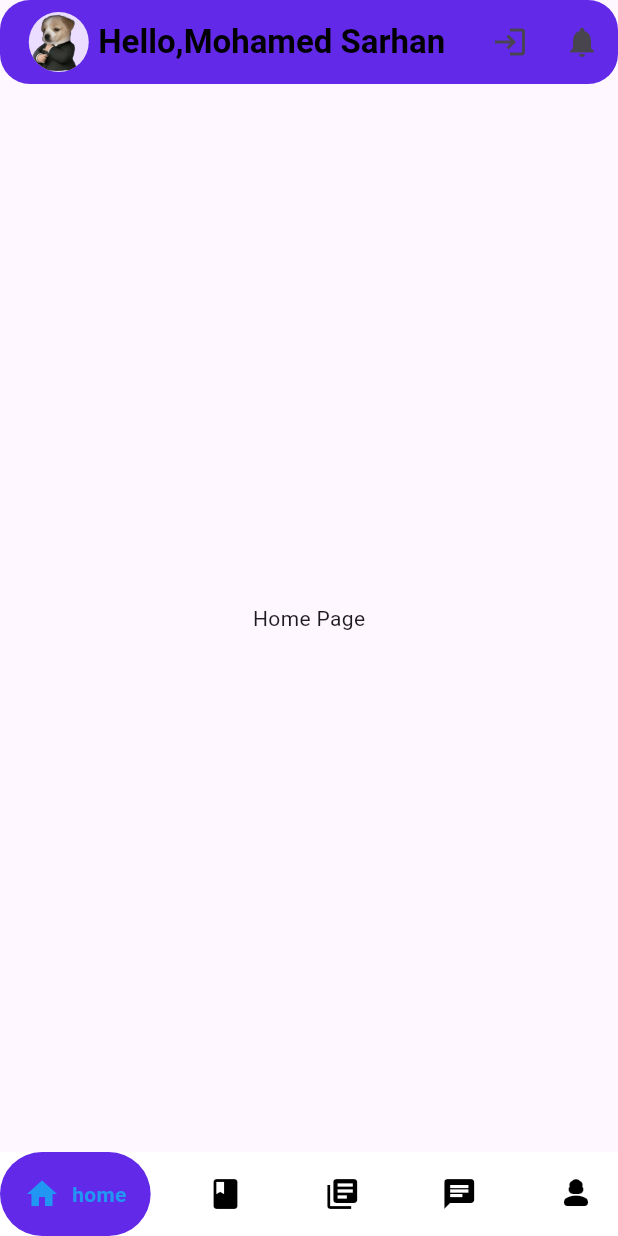
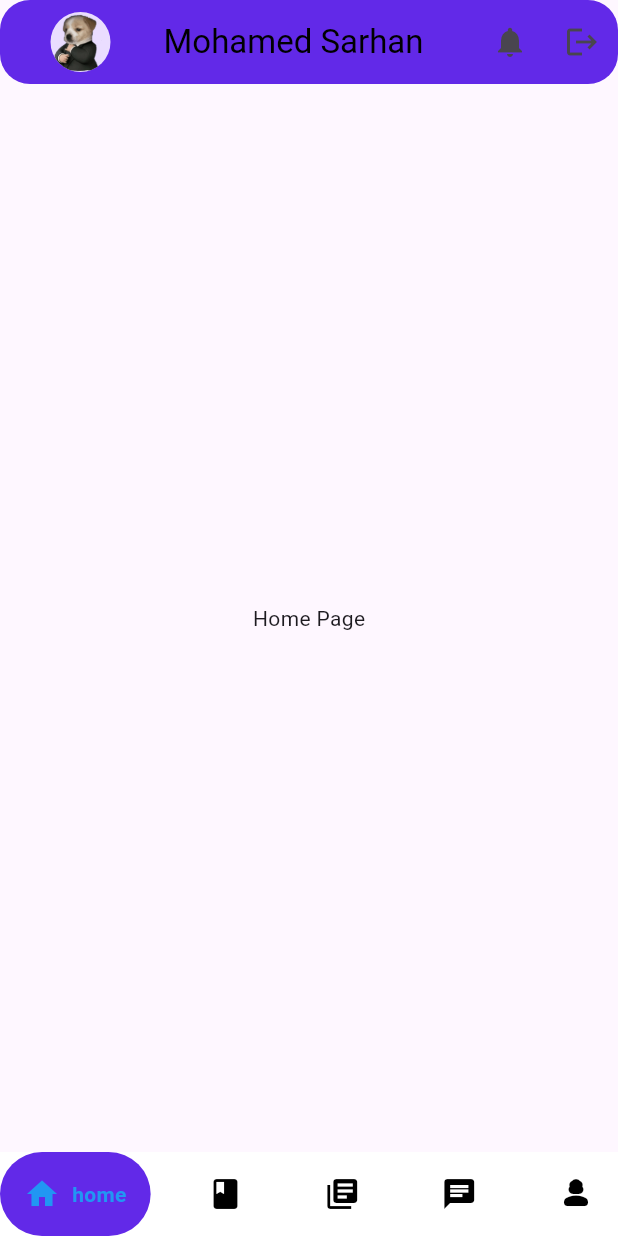
Before and after one commit to MoMo-Sarhan/chatbot, a Flutter app: the HomePage screen opened directly, on a phone screen of 412 x 824 dp. Run offline on Flutter 3.47's test engine with Material 3 defaults, Android fonts, the phone set to English and light mode, and no system bars; drawn by our look-alikes of google_nav_bar; our stand-ins replace flutter_rating_bar.

Commit message:
configure the appbar logout bottun

```diff
--- a/lib/component/my_text_filed.dart
+++ b/lib/component/my_text_filed.dart
@@ -38,7 +38,8 @@ class _MyTextFiledState extends State<MyTextFiled> {
                   });
                 },
               )
-              : null),
+            : null,
+      ),
     );
   }
 }
--- a/lib/main.dart
+++ b/lib/main.dart
@@ -1,7 +1,7 @@
 // ignore_for_file: prefer_const_constructors
 
 import 'package:chatbot/screens/homePage.dart';
-import 'package:chatbot/screens/login.dart';
+import 'package:chatbot/screens/loginPage.dart';
 import 'package:flutter/material.dart';
 
 bool notificationFlag = false;
--- a/lib/screens/homePage.dart
+++ b/lib/screens/homePage.dart
@@ -4,7 +4,7 @@ import 'package:chatbot/component/BottomNavigationBar.dart';
 import 'package:chatbot/models/bottomBar.dart';
 import 'package:chatbot/models/icons.dart';
 import 'package:chatbot/component/Icons.dart';
-import 'package:chatbot/screens/login.dart';
+import 'package:chatbot/screens/loginPage.dart';
 import 'package:chatbot/screens/setting_pages/change_name_page.dart';
 import 'package:chatbot/screens/settings.dart';
 import 'package:flutter/material.dart';
@@ -35,7 +35,6 @@ class _HomePageState extends State<HomePage> {
       child: Text('Chat bot'),
     ),
     Settings(),
-    ChangeNamePage(),
   ];
   List<MyBottomBar> BottomBarIcon = [
     MyBottomBar(
@@ -58,7 +57,7 @@ class _HomePageState extends State<HomePage> {
   @override
   Widget build(BuildContext context) {
     return Scaffold(
-      appBar: _selectedIndex == 4
+      appBar: _selectedIndex == 4 || _selectedIndex == 3
           ? null
           : AppBar(
               shape: RoundedRectangleBorder(
@@ -70,13 +69,20 @@ class _HomePageState extends State<HomePage> {
               actions: [
                 IconButton(
                     onPressed: () {
-                      Navigator.push(context,
+                      Navigator.removeRoute(context,
                           MaterialPageRoute(builder: (context) {
                         return LoginPage();
                       }));
                     },
-                    icon: Icon(Icons.login)),
-                IconButton(onPressed: () {}, icon: Icon(Icons.notifications)),
+                    icon: Icon(Icons.notifications)),
+                IconButton(
+                    onPressed: () {
+                      Navigator.pushReplacement(context,
+                          MaterialPageRoute(builder: (context) {
+                        return LoginPage();
+                      }));
+                    },
+                    icon: Icon(Icons.logout)),
               ],
               title: Row(
                 mainAxisAlignment: MainAxisAlignment.spaceAround,
@@ -87,10 +93,9 @@ class _HomePageState extends State<HomePage> {
                     ),
                   ),
                   Text(
-                    'Hello,Mohamed Sarhan',
+                    'Mohamed Sarhan',
                     style: TextStyle(
                       color: Colors.black,
-                      fontWeight: FontWeight.bold,
                     ),
                   )
                 ],
--- a/lib/screens/setting_pages/Rating_Page.dart
+++ b/lib/screens/setting_pages/Rating_Page.dart
@@ -13,6 +13,7 @@ class RatingPage extends StatefulWidget {
 
 class _RatingPageState extends State<RatingPage> {
   List<String> rateImage = [
+    'assets/images/rate_icons/0.gif',
     'assets/images/rate_icons/1.png',
     'assets/images/rate_icons/2.png',
     'assets/images/rate_icons/3.png',
@@ -58,7 +59,7 @@ class _RatingPageState extends State<RatingPage> {
           CircleAvatar(
             radius: 40,
             backgroundColor: Color(0xff6229e8),
-            child: Image(image: AssetImage(rateImage[rate.toInt() - 1])),
+            child: Image(image: AssetImage(rateImage[rate.toInt()])),
           ),
           Spacer(
             flex: 2,
```
Also changed, not shown: lib/screens/loginPage.dart (renamed from lib/screens/login.dart, +10 -1 lines), lib/screens/setting_pages/Language_page.dart (+8 -2 lines), assets/images/rate_icons/0.gif (added). Lines whose indentation alone changed are shown as unchanged.
